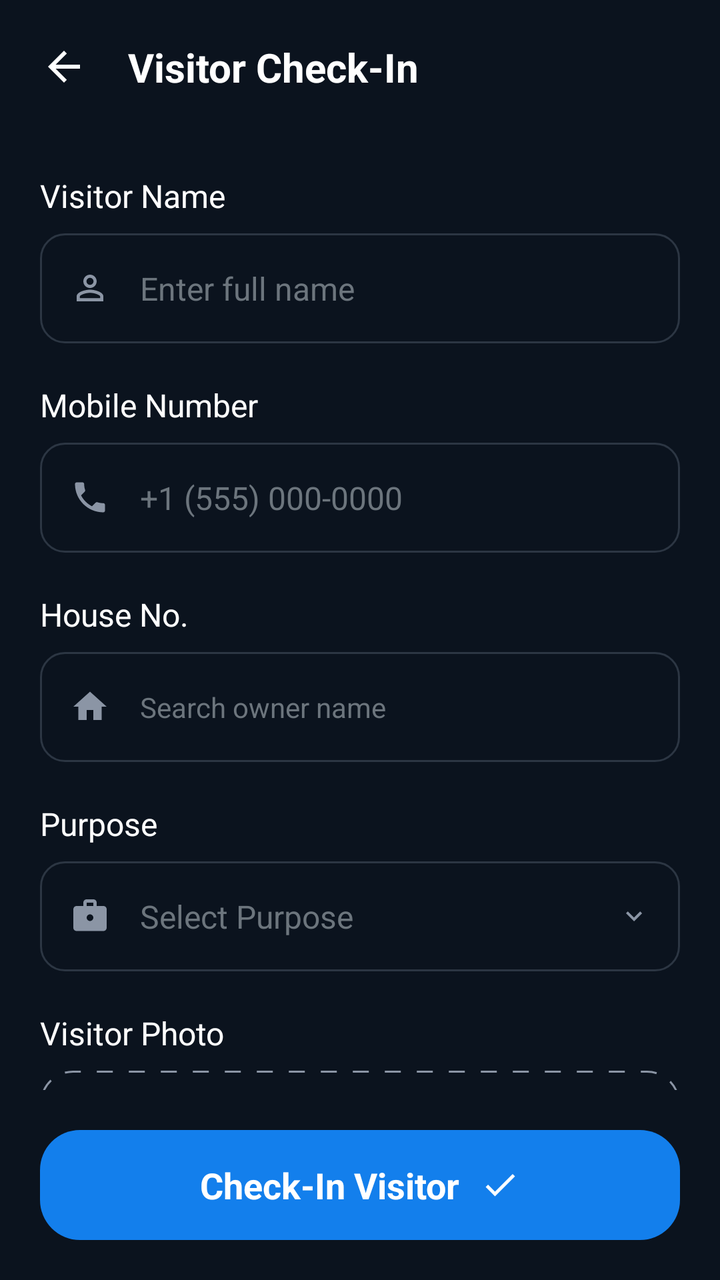
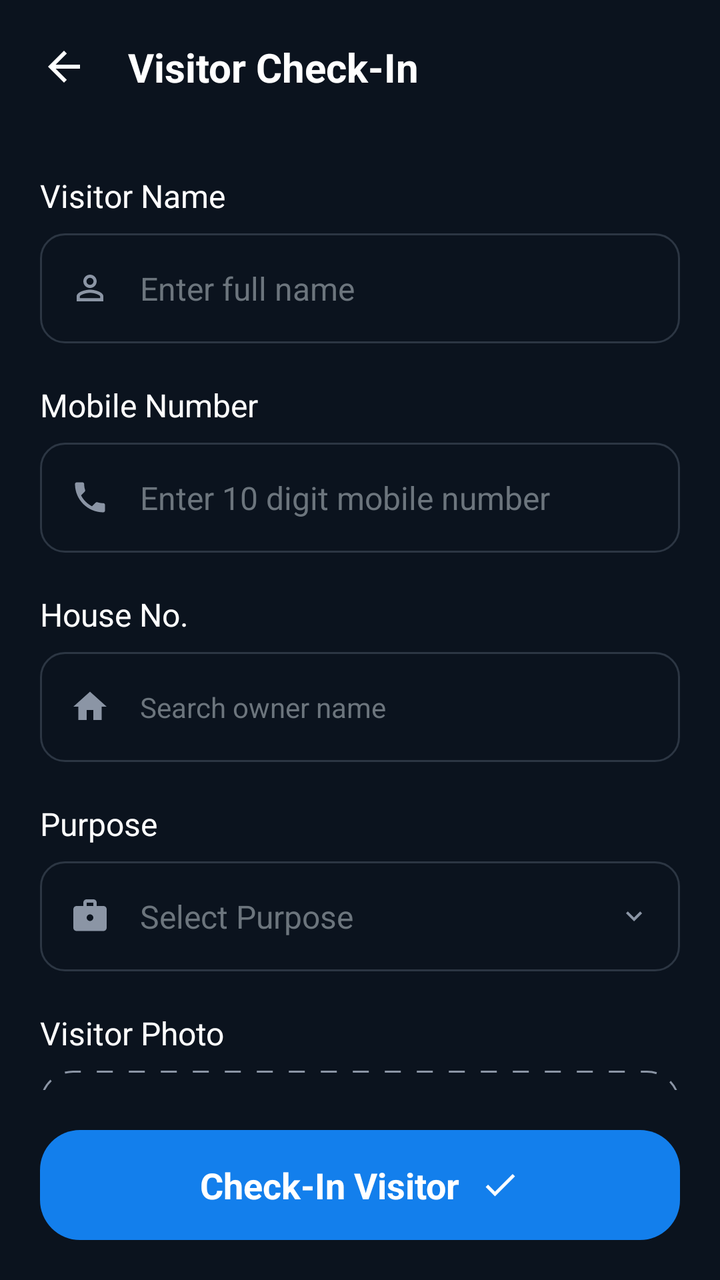

Screens rendered from an Android XML layout before and after an edit, with the pre-edit source and the edit as a unified diff.
<!-- AndroidManifest.xml: application theme Theme.HouseVisitorManagementSystem -->
<!-- res/layout/activity_check_in.xml -->
<?xml version="1.0" encoding="utf-8"?>
<androidx.constraintlayout.widget.ConstraintLayout xmlns:android="http://schemas.android.com/apk/res/android"
    xmlns:app="http://schemas.android.com/apk/res-auto"
    xmlns:tools="http://schemas.android.com/tools"
    android:id="@+id/main"
    android:layout_width="match_parent"
    android:layout_height="match_parent"
    android:background="@color/dark_navy_bg"
    tools:context=".CheckInActivity">

    
    <RelativeLayout
        android:id="@+id/header"
        android:layout_width="match_parent"
        android:layout_height="wrap_content"
        android:padding="20dp"
        app:layout_constraintTop_toTopOf="parent">

        <ImageView
            android:id="@+id/btnBack"
            android:layout_width="24dp"
            android:layout_height="24dp"
            android:layout_centerVertical="true"
            android:src="@drawable/ic_arrow_back"
            app:tint="@color/white" />

        <TextView
            android:layout_width="wrap_content"
            android:layout_height="wrap_content"
            android:layout_centerVertical="true"
            android:layout_marginStart="20dp"
            android:layout_toEndOf="@id/btnBack"
            android:text="Visitor Check-In"
            android:textColor="@color/white"
            android:textSize="20sp"
            android:textStyle="bold" />

    </RelativeLayout>

    <ScrollView
        android:layout_width="match_parent"
        android:layout_height="0dp"
        android:scrollbars="none"
        app:layout_constraintBottom_toTopOf="@id/btnCheckInLayout"
        app:layout_constraintTop_toBottomOf="@id/header">

        <LinearLayout
            android:layout_width="match_parent"
            android:layout_height="wrap_content"
            android:orientation="vertical"
            android:padding="20dp">

            <TextView
                android:layout_width="wrap_content"
                android:layout_height="wrap_content"
                android:text="Visitor Name"
                android:textColor="@color/white"
                android:textSize="16sp" />

            <LinearLayout
                android:layout_width="match_parent"
                android:layout_height="55dp"
                android:layout_marginTop="8dp"
                android:layout_marginBottom="20dp"
                android:background="@drawable/bg_input_field"
                android:gravity="center_vertical"
                android:paddingHorizontal="15dp">

                <ImageView
                    android:layout_width="20dp"
                    android:layout_height="20dp"
                    android:src="@drawable/ic_person_outline"
                    app:tint="@color/text_grey" />

                <EditText
                    android:id="@+id/etVisitorName"
                    android:layout_width="match_parent"
                    android:layout_height="match_parent"
                    android:layout_marginStart="15dp"
                    android:background="@null"
                    android:hint="Enter full name"
                    android:textColor="@color/white"
                    android:textColorHint="@color/cool_gray"
                    android:textSize="16sp" />
            </LinearLayout>

            <TextView
                android:layout_width="wrap_content"
                android:layout_height="wrap_content"
                android:text="Mobile Number"
                android:textColor="@color/white"
                android:textSize="16sp" />

            <LinearLayout
                android:layout_width="match_parent"
                android:layout_height="55dp"
                android:layout_marginTop="8dp"
                android:layout_marginBottom="20dp"
                android:background="@drawable/bg_input_field"
                android:gravity="center_vertical"
                android:paddingHorizontal="15dp">

                <ImageView
                    android:layout_width="20dp"
                    android:layout_height="20dp"
                    android:src="@drawable/ic_phone"
                    app:tint="@color/text_grey" />

                <EditText
                    android:id="@+id/etMobileNumber"
                    android:layout_width="match_parent"
                    android:layout_height="match_parent"
                    android:layout_marginStart="15dp"
                    android:background="@null"
                    android:hint="+1 (555) 000-0000"
                    android:inputType="phone"
                    android:textColor="@color/white"
                    android:textColorHint="@color/cool_gray"
                    android:textSize="16sp" />
            </LinearLayout>

            <TextView
                android:layout_width="wrap_content"
                android:layout_height="wrap_content"
                android:text="House No."
                android:textColor="@color/white"
                android:textSize="16sp" />

            <LinearLayout
                android:layout_width="match_parent"
                android:layout_height="55dp"
                android:layout_marginTop="8dp"
                android:layout_marginBottom="20dp"
                android:background="@drawable/bg_input_field"
                android:gravity="center_vertical"
                android:paddingHorizontal="15dp">

                <ImageView
                    android:layout_width="20dp"
                    android:layout_height="20dp"
                    android:src="@drawable/ic_home_filled"
                    app:tint="@color/text_grey" />

                <AutoCompleteTextView
                    android:id="@+id/etHouseNo"
                    android:layout_width="match_parent"
                    android:layout_height="match_parent"
                    android:layout_marginStart="15dp"
                    android:background="@null"
                    android:hint="Search owner name"
                    android:completionThreshold="0"
                    android:textColor="@color/white"
                    android:textColorHint="@color/cool_gray"
                    android:textSize="14sp"
                    android:imeOptions="actionNext"
                    android:inputType="text" />
            </LinearLayout>

            <TextView
                android:layout_width="wrap_content"
                android:layout_height="wrap_content"
                android:text="Purpose"
                android:textColor="@color/white"
                android:textSize="16sp" />

            <LinearLayout
                android:layout_width="match_parent"
                android:layout_height="55dp"
                android:layout_marginTop="8dp"
                android:layout_marginBottom="20dp"
                android:background="@drawable/bg_input_field"
                android:gravity="center_vertical"
                android:paddingHorizontal="15dp">

                <ImageView
                    android:layout_width="20dp"
                    android:layout_height="20dp"
                    android:src="@drawable/ic_briefcase"
                    app:tint="@color/text_grey" />

                <AutoCompleteTextView
                    android:id="@+id/etPurpose"
                    android:layout_width="0dp"
                    android:layout_height="match_parent"
                    android:layout_marginStart="15dp"
                    android:layout_weight="1"
                    android:background="@null"
                    android:gravity="center_vertical"
                    android:hint="Select Purpose"
                    android:completionThreshold="0"
                    android:textColor="@color/white"
                    android:textColorHint="@color/cool_gray"
                    android:textSize="16sp"
                    android:inputType="text"
                    android:imeOptions="actionDone" />

                <ImageView
                    android:layout_width="16dp"
                    android:layout_height="16dp"
                    android:src="@drawable/ic_chevron_down"
                    app:tint="@color/text_grey" />
            </LinearLayout>

            <TextView
                android:layout_width="wrap_content"
                android:layout_height="wrap_content"
                android:text="Visitor Photo"
                android:textColor="@color/white"
                android:textSize="16sp" />

            <LinearLayout
                android:id="@+id/btnCapturePhoto"
                android:layout_width="match_parent"
                android:layout_height="wrap_content"
                android:minHeight="140dp"
                android:layout_marginTop="8dp"
                android:layout_marginBottom="20dp"
                android:padding="4dp"
                android:background="@drawable/bg_dotted_border"
                android:gravity="center"
                android:orientation="vertical">

                <androidx.cardview.widget.CardView
                    android:layout_width="match_parent"
                    android:layout_height="wrap_content"
                    app:cardCornerRadius="12dp"
                    app:cardElevation="0dp"
                    app:cardBackgroundColor="@android:color/transparent">

                    <ImageView
                        android:id="@+id/ivCapturedPhoto"
                        android:layout_width="match_parent"
                        android:layout_height="wrap_content"
                        android:adjustViewBounds="true"
                        android:scaleType="fitCenter"
                        android:visibility="gone" />

                </androidx.cardview.widget.CardView>

                <LinearLayout
                    android:id="@+id/captureContent"
                    android:layout_width="wrap_content"
                    android:layout_height="wrap_content"
                    android:gravity="center"
                    android:orientation="vertical">

                    <ImageView
                        android:layout_width="45dp"
                        android:layout_height="45dp"
                        android:background="@drawable/circle_dark_bg"
                        android:padding="10dp"
                        android:src="@drawable/ic_camera"
                        app:tint="@color/white" />

                    <TextView
                        android:layout_width="wrap_content"
                        android:layout_height="wrap_content"
                        android:layout_marginTop="10dp"
                        android:text="Tap to capture"
                        android:textColor="@color/bright_azure_blue"
                        android:textSize="14sp" />
                </LinearLayout>
            </LinearLayout>

        </LinearLayout>
    </ScrollView>

    <FrameLayout
        android:id="@+id/btnCheckInLayout"
        android:layout_width="match_parent"
        android:layout_height="wrap_content"
        android:padding="20dp"
        app:layout_constraintBottom_toBottomOf="parent">

        <LinearLayout
            android:id="@+id/btnCheckInVisitor"
            android:layout_width="match_parent"
            android:layout_height="55dp"
            android:background="@drawable/bg_qr_button"
            android:gravity="center">

            <TextView
                android:layout_width="wrap_content"
                android:layout_height="wrap_content"
                android:text="Check-In Visitor"
                android:textColor="@color/white"
                android:textSize="18sp"
                android:textStyle="bold" />

            <ImageView
                android:layout_width="20dp"
                android:layout_height="20dp"
                android:layout_marginStart="10dp"
                android:src="@drawable/ic_check"
                app:tint="@color/white" />
        </LinearLayout>
    </FrameLayout>

    <ProgressBar
        android:id="@+id/progressBar"
        android:layout_width="wrap_content"
        android:layout_height="wrap_content"
        android:visibility="gone"
        android:indeterminateTint="@color/bright_azure_blue"
        app:layout_constraintTop_toTopOf="parent"
        app:layout_constraintBottom_toBottomOf="parent"
        app:layout_constraintStart_toStartOf="parent"
        app:layout_constraintEnd_toEndOf="parent" />

</androidx.constraintlayout.widget.ConstraintLayout>
<!-- resources referenced by this layout -->
<resources>
  <color name="bright_azure_blue">#137fec</color>
  <color name="cool_gray">#6C757D</color>
  <color name="dark_navy_bg">#0B131E</color>
  <color name="text_grey">#8B95A5</color>
  <color name="white">#FFFFFF</color>
  <!-- drawable bg_dotted_border (drawable) -->
  <?xml version="1.0" encoding="utf-8"?>
  <shape xmlns:android="http://schemas.android.com/apk/res/android">
      <stroke
          android:width="1dp"
          android:color="@color/text_grey"
          android:dashWidth="8dp"
          android:dashGap="8dp" />
      <corners android:radius="16dp" />
  </shape>
  <!-- drawable bg_input_field (drawable) -->
  <?xml version="1.0" encoding="utf-8"?>
  <shape xmlns:android="http://schemas.android.com/apk/res/android">
      <solid android:color="@color/dark_navy_bg" />
      <stroke android:width="1dp" android:color="@color/slate_blue_gray" />
      <corners android:radius="12dp" />
  </shape>
  <!-- drawable bg_qr_button (drawable) -->
  <?xml version="1.0" encoding="utf-8"?>
  <shape xmlns:android="http://schemas.android.com/apk/res/android">
      <solid android:color="@color/bright_azure_blue" />
      <corners android:radius="20dp" />
  </shape>
  <!-- drawable circle_dark_bg (drawable) -->
  <?xml version="1.0" encoding="utf-8"?>
  <shape xmlns:android="http://schemas.android.com/apk/res/android"
      android:shape="oval">
      <solid android:color="#1A2332" />
  </shape>
  <!-- drawable ic_arrow_back (drawable) -->
  <vector xmlns:android="http://schemas.android.com/apk/res/android"
      android:width="24dp"
      android:height="24dp"
      android:viewportWidth="24"
      android:viewportHeight="24">
      <path
          android:fillColor="#FFFFFF"
          android:pathData="M20,11H7.83l5.59,-5.59L12,4l-8,8 8,8 1.41,-1.41L7.83,13H20v-2z" />
  </vector>
  <!-- drawable ic_briefcase (drawable) -->
  <vector xmlns:android="http://schemas.android.com/apk/res/android"
      android:width="24dp"
      android:height="24dp"
      android:viewportWidth="24"
      android:viewportHeight="24">
      <path
          android:fillColor="#FFFFFF"
          android:pathData="M20,6h-4V4c0,-1.11 -0.89,-2 -2,-2h-4c-1.11,0 -2,0.89 -2,2v2H4c-1.11,0 -1.99,0.89 -1.99,2L2,19c0,1.11 0.89,2 2,2h16c1.11,0 2,-0.89 2,-2V8c0,-1.11 -0.89,-2 -2,-2zM10,4h4v2h-4V4zM12,15c-1.1,0 -2,-0.9 -2,-2s0.9,-2 2,-2 2,0.9 2,2 -0.9,2 -2,2z" />
  </vector>
  <!-- drawable ic_check (drawable) -->
  <vector xmlns:android="http://schemas.android.com/apk/res/android"
      android:width="24dp"
      android:height="24dp"
      android:viewportWidth="24"
      android:viewportHeight="24">
      <path
          android:fillColor="#FFFFFF"
          android:pathData="M9,16.17L4.83,12l-1.42,1.41L9,19 21,7l-1.41,-1.41z" />
  </vector>
  <!-- drawable ic_chevron_down (drawable) -->
  <vector xmlns:android="http://schemas.android.com/apk/res/android"
      android:width="24dp"
      android:height="24dp"
      android:viewportWidth="24"
      android:viewportHeight="24">
      <path
          android:fillColor="#FFFFFF"
          android:pathData="M16.59,8.59L12,13.17 7.41,8.59 6,10l6,6 6,-6z" />
  </vector>
  <!-- drawable ic_home_filled (drawable) -->
  <vector xmlns:android="http://schemas.android.com/apk/res/android"
      android:width="24dp"
      android:height="24dp"
      android:viewportWidth="24"
      android:viewportHeight="24">
      <path
          android:fillColor="#FFFFFF"
          android:pathData="M10,20v-6h4v6h5v-8h3L12,3 2,12h3v8z" />
  </vector>
  <style name="Theme.HouseVisitorManagementSystem" parent="Base.Theme.HouseVisitorManagementSystem" />
  <color name="slate_blue_gray">#2C3643</color>
  <style name="Base.Theme.HouseVisitorManagementSystem" parent="Theme.Material3.DayNight.NoActionBar">
          
          
      </style>
  <!-- unchanged entries left out for length: 3 -->
</resources>

<!-- the commit's change to res/layout/activity_check_in.xml (unified diff, before → after) -->
@@ -112,8 +112,9 @@
                     android:layout_height="match_parent"
                     android:layout_marginStart="15dp"
                     android:background="@null"
-                    android:hint="+1 (555) 000-0000"
+                    android:hint="Enter 10 digit mobile number"
                     android:inputType="phone"
+                    android:maxLength="10"
                     android:textColor="@color/white"
                     android:textColorHint="@color/cool_gray"
                     android:textSize="16sp" />
